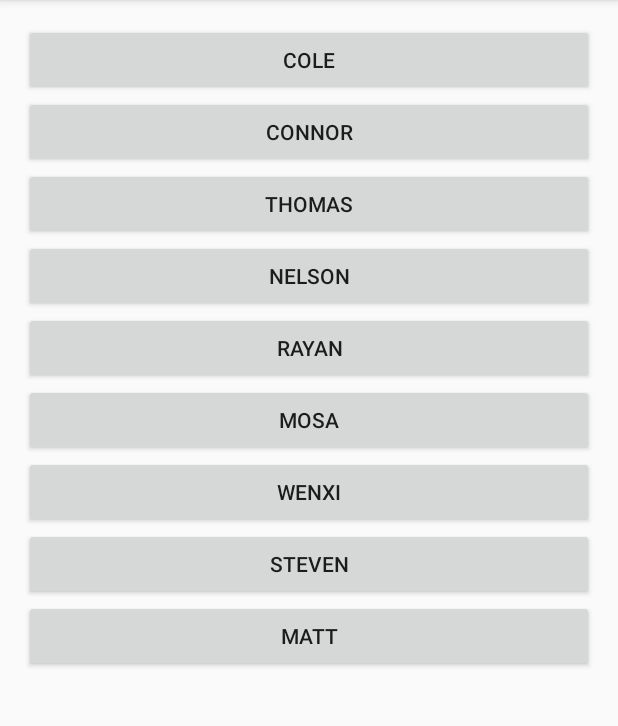
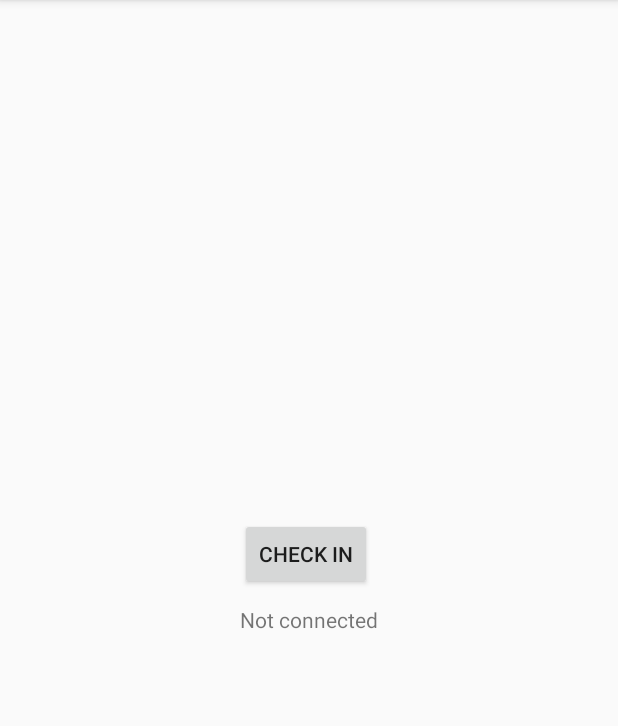
Before and after one commit to colegarien/SDDTermProject, an Android app: the screen it shows after launch (MainActivity), after a tap on "WENXI", on a phone screen of 412 x 824 dp, the part 84-810 px from its top. Run offline under Robolectric (Android 15) with nearby library versions, the phone set to English and light mode, and no system bars.

Commit message:
Added StudentRollCall Fragment

```diff
--- a/app/src/main/java/edu/uco/schambers/classmate/Fragments/Debug.java
+++ b/app/src/main/java/edu/uco/schambers/classmate/Fragments/Debug.java
@@ -88,10 +88,9 @@ public class Debug extends Fragment
             @Override
             public void onClick(View v)
             {
-
-                showRequestToast();
+                Fragment studentRollCall = StudentRollCall.newInstance("test","test");
                 //create an instance of your fragment here and pass it to the next function
-                launchFragment(null);
+                launchFragment(studentRollCall);
             }
         });
 
--- /dev/null
+++ b/app/src/main/java/edu/uco/schambers/classmate/Fragments/StudentRollCall.java
@@ -0,0 +1,117 @@
+package edu.uco.schambers.classmate.Fragments;
+
+import android.net.Uri;
+import android.os.Bundle;
+import android.app.Fragment;
+import android.view.LayoutInflater;
+import android.view.View;
+import android.view.ViewGroup;
+import android.widget.Button;
+import android.widget.TextView;
+import android.widget.Toast;
+
+import edu.uco.schambers.classmate.R;
+
+/**
+ * A simple {@link Fragment} subclass.
+ * Activities that contain this fragment must implement the
+ * {@link StudentRollCall.OnFragmentInteractionListener} interface
+ * to handle interaction events.
+ * Use the {@link StudentRollCall#newInstance} factory method to
+ * create an instance of this fragment.
+ */
+public class StudentRollCall extends Fragment {
+    // TODO: Rename parameter arguments, choose names that match
+    // the fragment initialization parameters, e.g. ARG_ITEM_NUMBER
+    private static final String ARG_PARAM1 = "param1";
+    private static final String ARG_PARAM2 = "param2";
+
+    // TODO: Rename and change types of parameters
+    private String mParam1;
+    private String mParam2;
+
+    //UI Components
+    private Button btnCheckin;
+    private TextView lblCheckinStatus;
+
+    private OnFragmentInteractionListener mListener;
+
+    /**
+     * Use this factory method to create a new instance of
+     * this fragment using the provided parameters.
+     *
+     * @param param1 Parameter 1.
+     * @param param2 Parameter 2.
+     * @return A new instance of fragment StudentRollCall.
+     */
+    // TODO: Rename and change types and number of parameters
+    public static StudentRollCall newInstance(String param1, String param2) {
+        StudentRollCall fragment = new StudentRollCall();
+        Bundle args = new Bundle();
+        args.putString(ARG_PARAM1, param1);
+        args.putString(ARG_PARAM2, param2);
+        fragment.setArguments(args);
+        return fragment;
+    }
+
+    public StudentRollCall() {
+        // Required empty public constructor
+    }
+
+    @Override
+    public void onCreate(Bundle savedInstanceState) {
+        super.onCreate(savedInstanceState);
+        if (getArguments() != null) {
+            mParam1 = getArguments().getString(ARG_PARAM1);
+            mParam2 = getArguments().getString(ARG_PARAM2);
+        }
+    }
+
+    @Override
+    public View onCreateView(LayoutInflater inflater, ViewGroup container,
+                             Bundle savedInstanceState) {
+        // Inflate the layout for this fragment
+        View rootView = inflater.inflate(R.layout.fragment_student_roll_call, container, false);
+        initUI(rootView);
+
+        return rootView;
+    }
+
+
+    private void initUI(final View rootView)
+    {
+        btnCheckin = (Button) rootView.findViewById(R.id.btn_check_in);
+        lblCheckinStatus = (TextView) rootView.findViewById(R.id.lbl_checkin_status);
+        btnCheckin.setOnClickListener(new View.OnClickListener() {
+            @Override
+            public void onClick(View v) {
+                /// TODO: Intialize Roll Call Service
+                lblCheckinStatus.setText(getString(R.string.lbl_status_checked_in));
+                Toast.makeText(getActivity(), "You've checked-in", Toast.LENGTH_SHORT).show();
+            }
+        });
+    }
+
+    // TODO: Rename method, update argument and hook method into UI event
+    public void onButtonPressed(Uri uri) {
+        if (mListener != null) {
+            mListener.onFragmentInteraction(uri);
+        }
+    }
+
+    /**
+     * This interface must be implemented by activities that contain this
+     * fragment to allow an interaction in this fragment to be communicated
+     * to the activity and potentially other fragments contained in that
+     * activity.
+     * <p/>
+     * See the Android Training lesson <a href=
+     * "http://developer.android.com/training/basics/fragments/communicating.html"
+     * >Communicating with Other Fragments</a> for more information.
+     */
+    public interface OnFragmentInteractionListener {
+        // TODO: Update argument type and name
+        void onFragmentInteraction(Uri uri);
+    }
+
+}
--- /dev/null
+++ b/app/src/main/res/layout/fragment_student_roll_call.xml
@@ -0,0 +1,24 @@
+<FrameLayout xmlns:android="http://schemas.android.com/apk/res/android"
+    xmlns:tools="http://schemas.android.com/tools" android:layout_width="match_parent"
+    android:layout_height="match_parent"
+    tools:context="edu.uco.schambers.classmate.Fragments.StudentRollCall">
+
+    <RelativeLayout
+        android:layout_width="fill_parent"
+        android:layout_height="fill_parent"
+        android:gravity ="center">
+
+        <Button android:id="@+id/btn_check_in"
+                android:layout_width="wrap_content"
+                android:layout_height="wrap_content"
+                android:text="@string/btn_check_in" />
+
+        <TextView
+            android:id="@+id/lbl_checkin_status"
+            android:layout_width="wrap_content"
+            android:layout_height="wrap_content"
+            android:layout_below="@id/btn_check_in"
+            android:layout_marginTop="10dp"
+            android:text="@string/lbl_status_not_connected"/>
+    </RelativeLayout >
+</FrameLayout>
--- a/app/src/main/res/values/strings.xml
+++ b/app/src/main/res/values/strings.xml
@@ -34,4 +34,9 @@
     <string name="lbl_rc_class">Class</string>
     <string name="lbl_rc_connected">Connected Students</string>
 
+
+    <!--Student Roll Call UI Strings-->
+    <string name="btn_check_in">Check in</string>
+    <string name="lbl_status_checked_in">You have checked-in</string>
+    <string name="lbl_status_not_connected">Not connected</string>
 </resources>
```
